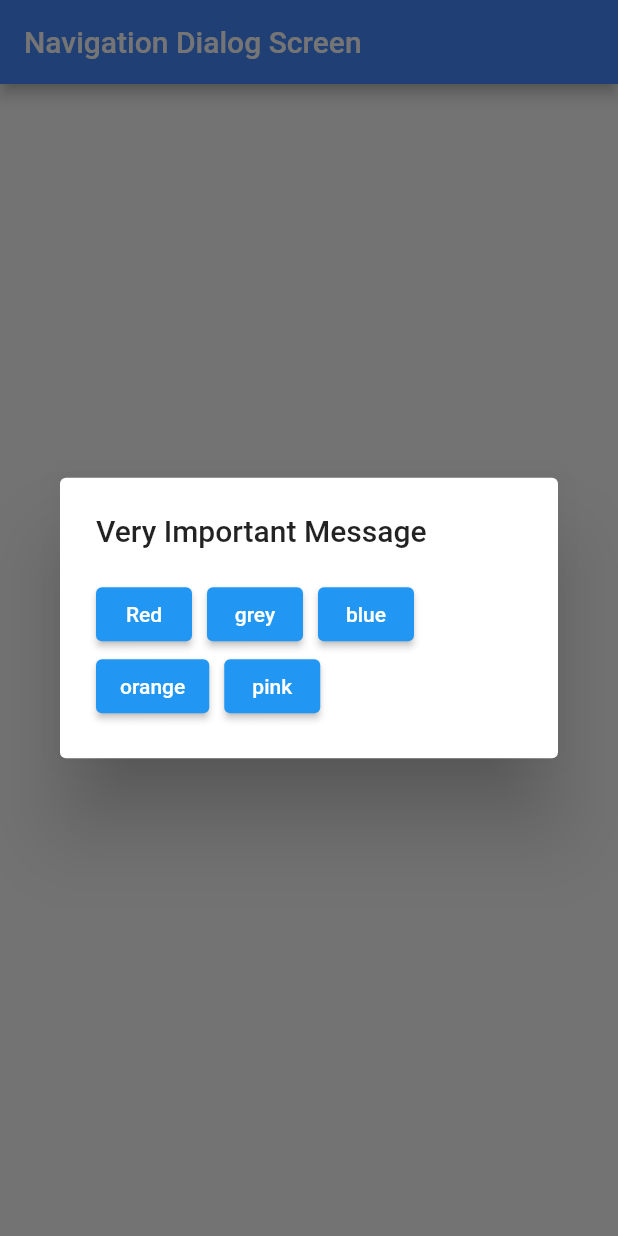
After one commit to DARK-PROGRAMMER-I/Future_practise, a Flutter app: the screen it shows after launch, after a tap on "Change Color", on a phone screen of 412 x 824 dp. The commit adds this screen. Run offline on Flutter 3.47's test engine with Material 2 defaults, Android fonts, the phone set to English and light mode, and no system bars; our stand-ins replace geolocator.

Commit message:
Futures Practise. Future Builder. App Bar Color Changer. Practicing Async Programming

```diff
--- a/lib/main.dart
+++ b/lib/main.dart
@@ -3,6 +3,8 @@
 import 'dart:math';
 
 import 'package:future_app/geolocation.dart';
+import 'package:future_app/navigation_dialog.dart';
+import 'package:future_app/navigation_first.dart';
 import 'package:http/http.dart';
 import 'package:http/http.dart' as http;
 import 'package:async/async.dart';
@@ -24,7 +26,7 @@ class MyApp extends StatelessWidget {
       theme: ThemeData(
         primarySwatch: Colors.blue,
       ),
-      home: LocationScreen(),
+      home: NavigationDialog(),
     );
   }
 }
--- /dev/null
+++ b/lib/navigation_dialog.dart
@@ -0,0 +1,80 @@
+import 'package:flutter/material.dart';
+
+class NavigationDialog extends StatefulWidget {
+  const NavigationDialog({Key? key}) : super(key: key);
+
+  @override
+  _NavigationDialogState createState() => _NavigationDialogState();
+}
+
+class _NavigationDialogState extends State<NavigationDialog> {
+  Color? color = Colors.blueAccent;
+  @override
+  Widget build(BuildContext context) {
+    return Scaffold(
+      appBar: AppBar(
+        backgroundColor: color ,
+        title: Text('Navigation Dialog Screen'),
+      ),
+      body: Container(
+        // color: color,
+        child: Center(
+          child: ElevatedButton(
+            child: Text("Change Color"),
+            style: ButtonStyle(
+              backgroundColor: MaterialStateProperty.all(color)
+            ),
+            onPressed: (){
+              _buildShowDialog(context);
+            },
+          ),
+        ),
+      ),
+    );
+  }
+  _buildShowDialog(BuildContext context)async{
+    color = null;
+    await showDialog(
+        barrierDismissible: false,
+        context: context,
+        builder: (_){
+          return AlertDialog(
+            title: Text("Very Important Message"),
+            content: Container(
+              child: Wrap(
+
+
+                children: [
+                  _buildColorNavigation(context, "Red", Colors.red[700]),
+                  SizedBox(width: 10,),
+                  _buildColorNavigation(context, "grey", Colors.grey[700]),
+                  SizedBox(width: 10,),
+                  _buildColorNavigation(context, "blue", Colors.blueAccent),
+                  SizedBox(width: 10,),
+                  _buildColorNavigation(context, "orange", Colors.orange[700]),
+                  SizedBox(width: 10,),
+                  _buildColorNavigation(context, "pink", Colors.pink[700]),
+
+
+                ],
+              ),
+            ),
+
+          );
+
+        },
+    );
+
+  }
+
+  Widget _buildColorNavigation(BuildContext context, String text, Color? setColor){
+    return ElevatedButton(
+        onPressed: (){
+          Navigator.pop(context);
+          setState(() {
+            color = setColor;
+          });
+        },
+        child: Text(text));
+  }
+}
--- /dev/null
+++ b/lib/navigation_first.dart
@@ -0,0 +1,40 @@
+import 'package:flutter/material.dart';
+
+import 'package:future_app/navigation_second.dart';
+
+class NavigationFirst extends StatefulWidget {
+  const NavigationFirst({Key? key}) : super(key: key);
+
+  @override
+  _NavigationFirstState createState() => _NavigationFirstState();
+}
+
+class _NavigationFirstState extends State<NavigationFirst> {
+  Color? color;
+  @override
+  Widget build(BuildContext context) {
+    return Scaffold(
+      backgroundColor: color,
+      appBar: AppBar(
+        title: Text('Navigation First Screen'),
+      ),
+      body: Center(
+        child: ElevatedButton(
+          child: Text("Change Color"),
+          onPressed: (){
+            _navigateAndGetColor(context);
+          } ,
+        )
+      ),
+    );
+  }
+  _navigateAndGetColor(BuildContext context)async{
+    color = await Navigator.push(context,
+        MaterialPageRoute(
+        builder: (context)=> NavigationSecond())
+    );
+    setState(() {
+      color = color;
+    });
+  }
+}
```
Also changed, not shown: lib/geolocation.dart (+46 -82 lines), lib/navigation_second.dart (added, +45 -0 lines).
